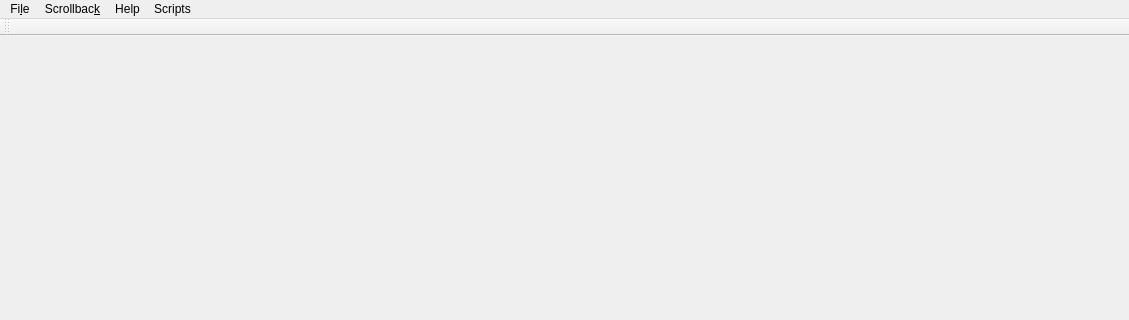
This is src/GrumpyIRC/lib/mainwindow.ui in grumpy-irc/grumpy as Qt 5 draws it before an edit; both pictures show x 0 to 1129 and y 0 to 320 of the 1129 by 714 pixel window. The edited form follows.
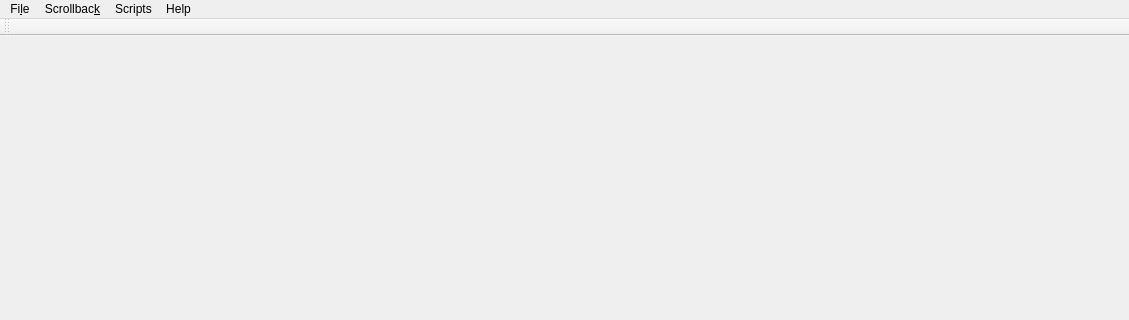
This is the edited form. Icons and pictures are not drawn.

Commit message: moved scripts window and gave it an icon

Diff of the .ui file:
```diff
--- a/src/GrumpyIRC/lib/mainwindow.ui
+++ b/src/GrumpyIRC/lib/mainwindow.ui
@@ -64,8 +64,8 @@
    </widget>
    <addaction name="menuFile"/>
    <addaction name="menuScrollback"/>
-   <addaction name="menuHelp"/>
    <addaction name="menuScripts"/>
+   <addaction name="menuHelp"/>
   </widget>
   <widget class="QToolBar" name="mainToolBar">
    <attribute name="toolBarArea">
```
The commit also changes 1 other file.
